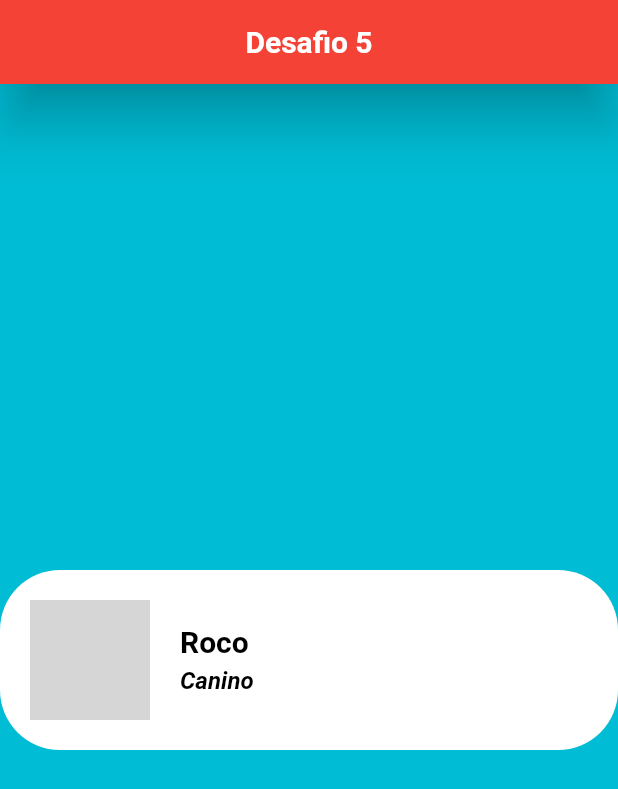
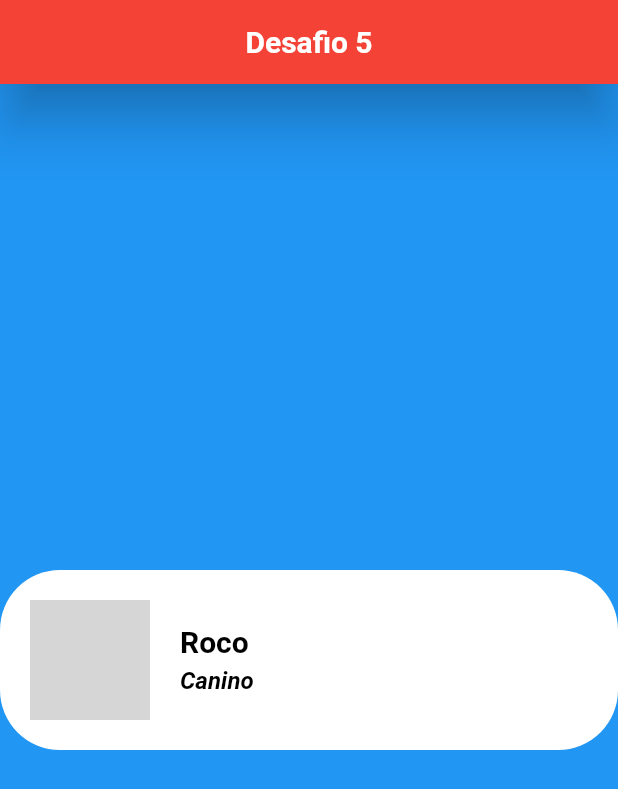
Before and after one commit to MaxiSoriano70/1raPracticaDart, a Flutter app: the screen it shows after launch, on a phone screen of 412 x 824 dp. Shown: the top 789 px of the screen. Run offline on Flutter 3.47's test engine with Material 2 defaults, Android fonts, the phone set to English and light mode, and no system bars; network calls fail; grey boxes are pictures that could not be loaded.

Commit message:
Segundo Commit

```diff
--- a/lib/main.dart
+++ b/lib/main.dart
@@ -22,7 +22,7 @@ class _Desafio_5State extends State<Desafio_5> {
       debugShowCheckedModeBanner: false,
       title: 'Pet Calendar App',
       home: Scaffold(
-        backgroundColor: Colors.cyan,
+        backgroundColor: Colors.blue,
         appBar: AppBar(
           centerTitle: true,
           title: Text("Desafio 5",style: TextStyle(fontWeight: FontWeight.bold),),
```
